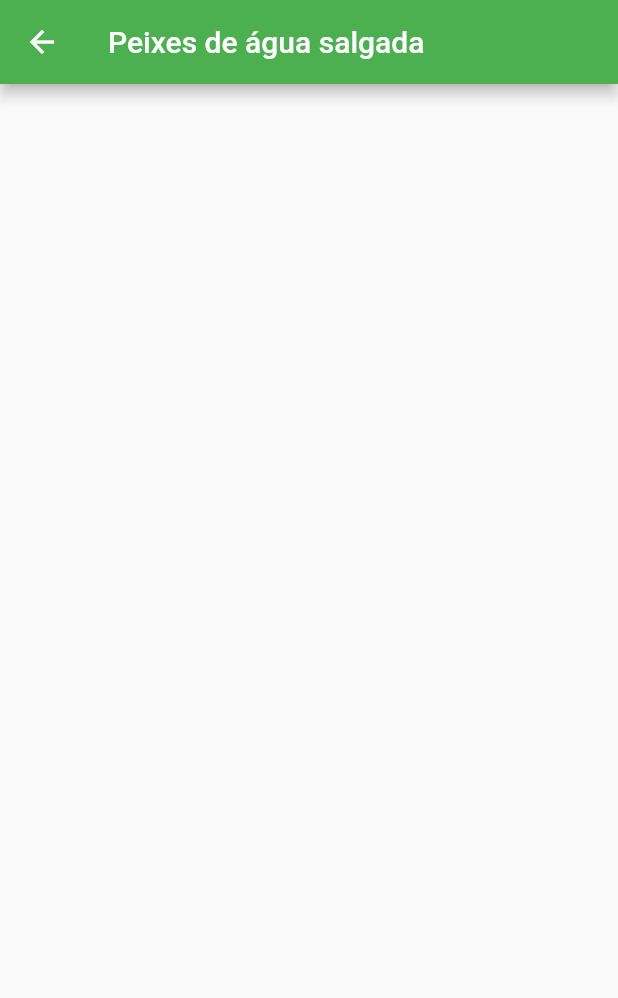
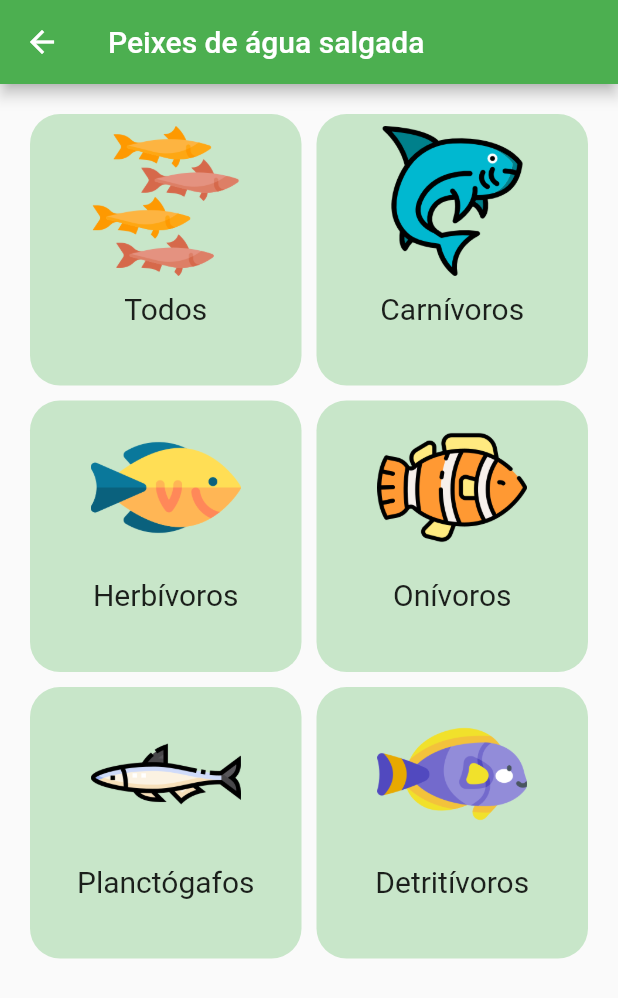
Before and after one commit to lucasoliveirasouza/aquarinfo, a Flutter app: the screen it shows once a user with an empty profile is signed in, in the side drawer, after a tap on "Todos", on a phone screen of 412 x 824 dp. Shown: the top 998 px of the screen. Run offline on Flutter 3.47's test engine with Material 2 defaults, Android fonts, the phone set to English and light mode, and no system bars; our stand-ins replace cloud_firestore, firebase_auth, firebase_core, firebase_storage, image_picker; accounts and stored records are empty.

Commit message:
Organizar peixe agua salgada #6

```diff
--- a/lib/view/menu/menu_view.dart
+++ b/lib/view/menu/menu_view.dart
@@ -5,7 +5,7 @@ import 'package:infoquario/services/auth_service.dart';
 import 'package:infoquario/view/about/about_view.dart';
 import 'package:infoquario/view/aquarium/aquarium_view.dart';
 import 'package:infoquario/view/crustacean/crustacean_view.dart';
-import 'package:infoquario/view/peixe_agua_salgada/saltwater_fish_view.dart';
+import 'package:infoquario/view/peixe_agua_salgada/peixe_agua_salgada.dart';
 import 'package:infoquario/view/turtle/turtle_view.dart';
 
 
@@ -67,7 +67,7 @@ class _MenuViewState extends State<MenuView> {
               Navigator.push(
                 context,
                 MaterialPageRoute(
-                  builder: (context) => SaltwaterFishView(),
+                  builder: (context) => PeixeAguaSalgadaView(),
                 ),
               )
             },
--- /dev/null
+++ b/lib/view/peixe_agua_salgada/peixe_agua_salgada.dart
@@ -0,0 +1,112 @@
+ import 'package:flutter/material.dart';
+import 'package:infoquario/widget/card_item.dart';
+
+class PeixeAguaSalgadaView extends StatefulWidget {
+   const PeixeAguaSalgadaView({Key? key}) : super(key: key);
+
+   @override
+   _PeixeAguaSalgadaViewState createState() => _PeixeAguaSalgadaViewState();
+ }
+
+ class _PeixeAguaSalgadaViewState extends State<PeixeAguaSalgadaView> {
+   @override
+   Widget build(BuildContext context) {
+     return Scaffold(
+       appBar: AppBar(
+         title: Text("Peixes de água salgada"),
+       ),
+       body: Container(
+           child: GridView.count(
+             primary: false,
+             padding: const EdgeInsets.all(20),
+             crossAxisSpacing: 10,
+             mainAxisSpacing: 10,
+             crossAxisCount: 2,
+             children: <Widget>[
+               CardItem(
+                 image: "agua_salgada/cardume.png",
+                 title: "Todos",
+                 color: Colors.green.shade100,
+                 onTap: (){
+                   /*Navigator.push(
+                     context,
+                     MaterialPageRoute(
+                       builder: (context) => PeixeAguaDoceListaView(tipo: "Todos"),
+                     ),
+                   );*/
+                 },
+               ),
+               CardItem(
+                 image: "agua_salgada/carnivoros.png",
+                 title: "Carnívoros",
+                 color: Colors.green.shade100,
+                 onTap: (){
+                   /*Navigator.push(
+                     context,
+                     MaterialPageRoute(
+                       builder: (context) => PeixeAguaDoceListaView(tipo: "Carnívoros"),
+                     ),
+                   );*/
+                 },
+               ),
+               CardItem(
+                 image: "agua_salgada/herbivoros.png",
+                 title: "Herbívoros",
+                 color: Colors.green.shade100,
+                 onTap: (){
+                   /*Navigator.push(
+                     context,
+                     MaterialPageRoute(
+                       builder: (context) => PeixeAguaDoceListaView(tipo: "Herbívoros"),
+                     ),
+                   );*/
+                 },
+               ),
+               CardItem(
+                 image: "agua_salgada/onivoros.png",
+                 title: "Onívoros",
+                 color: Colors.green.shade100,
+                 onTap: (){
+                   /*Navigator.push(
+                     context,
+                     MaterialPageRoute(
+                       builder: (context) => PeixeAguaDoceListaView(tipo: "Onívoros"),
+                     ),
+                   );*/
+                 },
+               ),
+
+               CardItem(
+                 image: "agua_salgada/planctofagos.png",
+                 title: "Planctógafos",
+                 color: Colors.green.shade100,
+                 onTap: (){
+                   /*Navigator.push(
+                     context,
+                     MaterialPageRoute(
+                       builder: (context) => PeixeAguaDoceListaView(tipo: "Planctógafos"),
+                     ),
+                   );*/
+                 },
+               ),
+
+               CardItem(
+                 image: "agua_salgada/detritivoros.png",
+                 title: "Detritívoros",
+                 color: Colors.green.shade100,
+                 onTap: (){
+                   /*Navigator.push(
+                     context,
+                     MaterialPageRoute(
+                       builder: (context) => PeixeAguaDoceListaView(tipo: "Detritívoros"),
+                     ),
+                   );*/
+                 },
+               ),
+
+             ],
+           )
+       ),
+     );
+   }
+ }
--- a/lib/view/peixe_agua_salgada/saltwater_fish_view.dart
+++ /dev/null
@@ -1,19 +0,0 @@
- import 'package:flutter/material.dart';
-
-class SaltwaterFishView extends StatefulWidget {
-   const SaltwaterFishView({Key? key}) : super(key: key);
-
-   @override
-   _SaltwaterFishViewState createState() => _SaltwaterFishViewState();
- }
-
- class _SaltwaterFishViewState extends State<SaltwaterFishView> {
-   @override
-   Widget build(BuildContext context) {
-     return Scaffold(
-       appBar: AppBar(
-         title: Text("Peixes de água salgada"),
-       ),
-     );
-   }
- }
--- a/pubspec.yaml
+++ b/pubspec.yaml
@@ -66,3 +66,4 @@ flutter:
   assets:
     - assets/
     - assets/images/
+    - assets/images/agua_salgada/
```
Also changed, not shown: assets/images/agua_salgada/cardume.png (added), assets/images/agua_salgada/carnivoros.png (added), assets/images/agua_salgada/detritivoros.png (added), assets/images/agua_salgada/herbivoros.png (added), assets/images/agua_salgada/onivoros.png (added), assets/images/agua_salgada/planctofagos.png (added).
